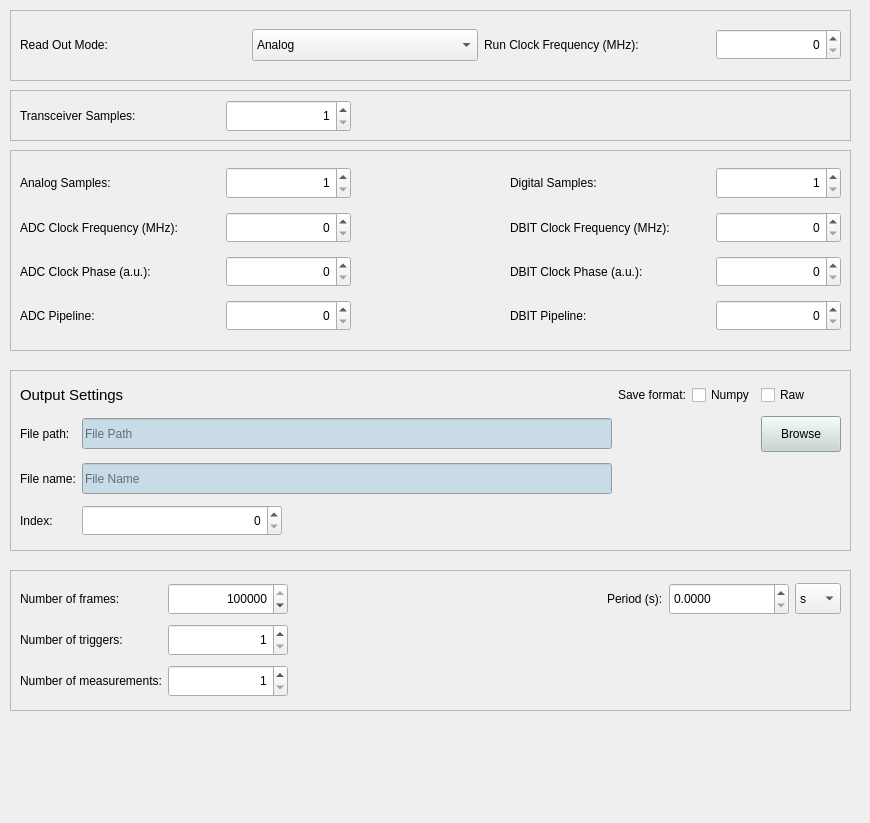
Before: the Qt Designer form pyctbgui/pyctbgui/ui/acquisition.ui in slsdetectorgroup/slsDetectorPackage, drawn with Qt 5.
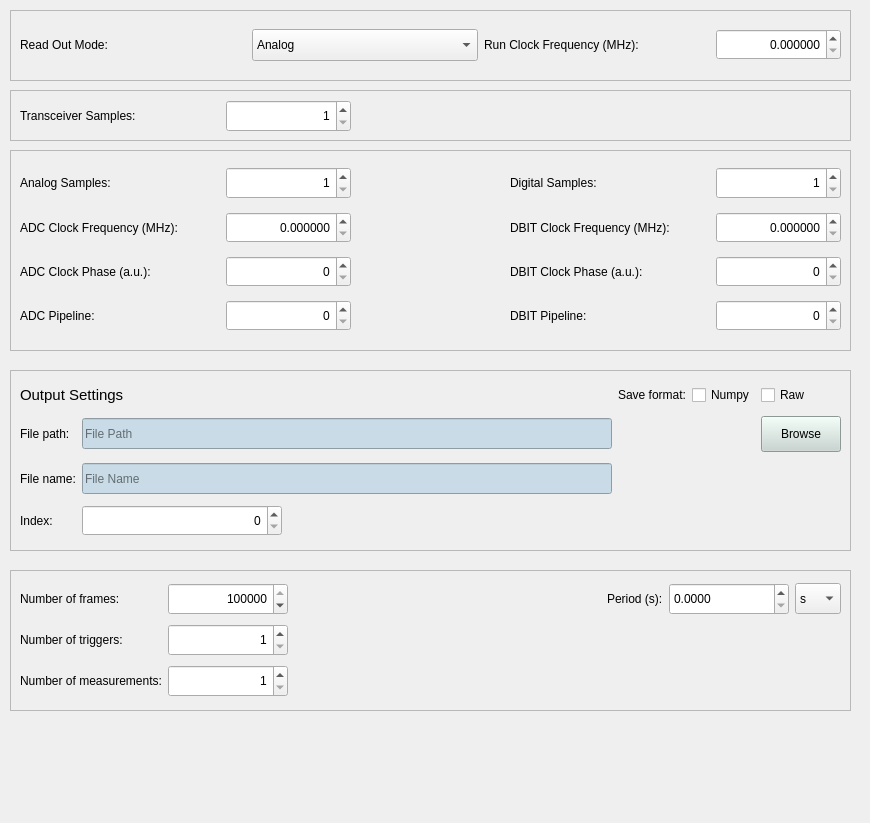
After: the same form once the commit is applied.

Commit message: change python and pyctbgui to accept and return floating point MHz

```diff
--- a/pyctbgui/pyctbgui/ui/acquisition.ui
+++ b/pyctbgui/pyctbgui/ui/acquisition.ui
@@ -36,7 +36,7 @@
    </property>
    <layout class="QGridLayout" name="gridLayout_19">
     <item row="1" column="5">
-     <widget class="QSpinBox" name="spinBoxRunF">
+     <widget class="QDoubleSpinBox" name="spinBoxRunF">
       <property name="sizePolicy">
        <sizepolicy hsizetype="Preferred" vsizetype="Fixed">
         <horstretch>0</horstretch>
@@ -61,11 +61,17 @@
       <property name="buttonSymbols">
        <enum>QAbstractSpinBox::UpDownArrows</enum>
       </property>
+    <property name="decimals">
+     <number>6</number>
+    </property>
+    <property name="singleStep">
+     <double>0.100000000000000</double>
+    </property>
       <property name="maximum">
-       <number>1000</number>
+     <double>1000.000000000000000</double>
       </property>
       <property name="value">
-       <number>0</number>
+     <double>0.000000000000000</double>
       </property>
      </widget>
     </item>
@@ -285,7 +291,7 @@
      </widget>
     </item>
     <item row="2" column="1">
-     <widget class="QSpinBox" name="spinBoxADCF">
+     <widget class="QDoubleSpinBox" name="spinBoxADCF">
       <property name="sizePolicy">
        <sizepolicy hsizetype="Preferred" vsizetype="Fixed">
         <horstretch>0</horstretch>
@@ -307,8 +313,14 @@
       <property name="alignment">
        <set>Qt::AlignRight|Qt::AlignTrailing|Qt::AlignVCenter</set>
       </property>
+      <property name="decimals">
+       <number>6</number>
+      </property>
+      <property name="singleStep">
+       <double>0.100000000000000</double>
+      </property>
       <property name="maximum">
-       <number>1000</number>
+       <double>1000.000000000000000</double>
       </property>
      </widget>
     </item>
@@ -375,7 +387,7 @@
      </spacer>
     </item>
     <item row="2" column="4">
-     <widget class="QSpinBox" name="spinBoxDBITF">
+     <widget class="QDoubleSpinBox" name="spinBoxDBITF">
       <property name="sizePolicy">
        <sizepolicy hsizetype="Preferred" vsizetype="Fixed">
         <horstretch>0</horstretch>
@@ -397,8 +409,14 @@
       <property name="alignment">
        <set>Qt::AlignRight|Qt::AlignTrailing|Qt::AlignVCenter</set>
       </property>
+      <property name="decimals">
+       <number>6</number>
+      </property>
+      <property name="singleStep">
+       <double>0.100000000000000</double>
+      </property>
       <property name="maximum">
-       <number>1000</number>
+       <double>1000.000000000000000</double>
       </property>
      </widget>
     </item>
```
The commit also changes 2 other files.
